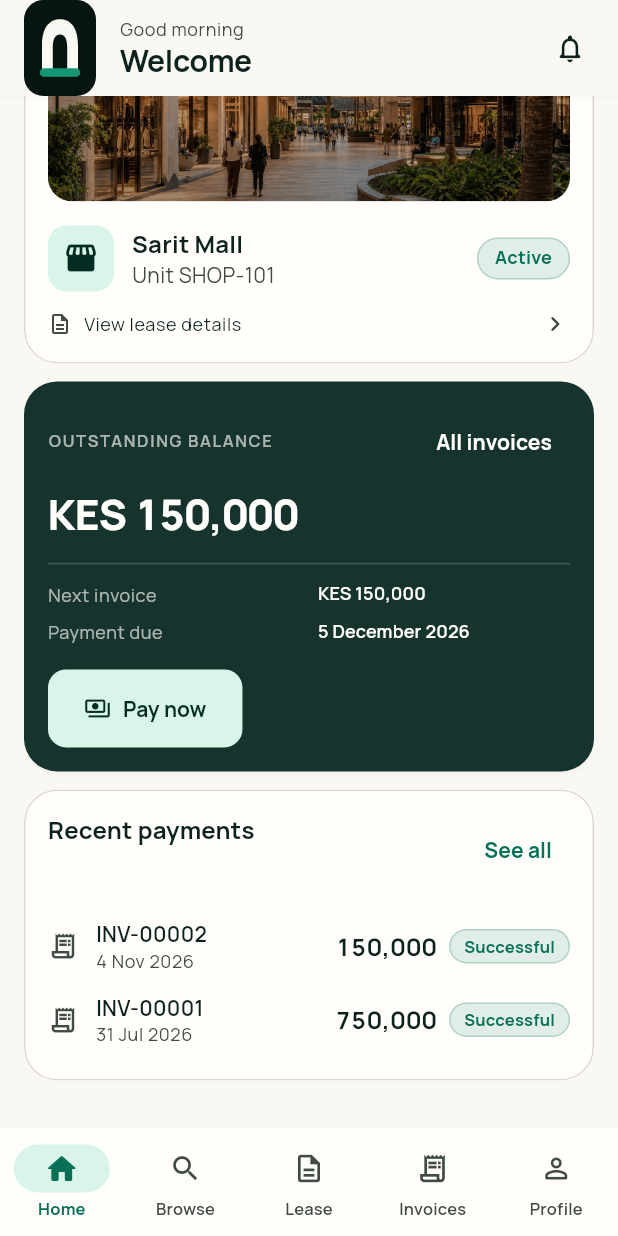
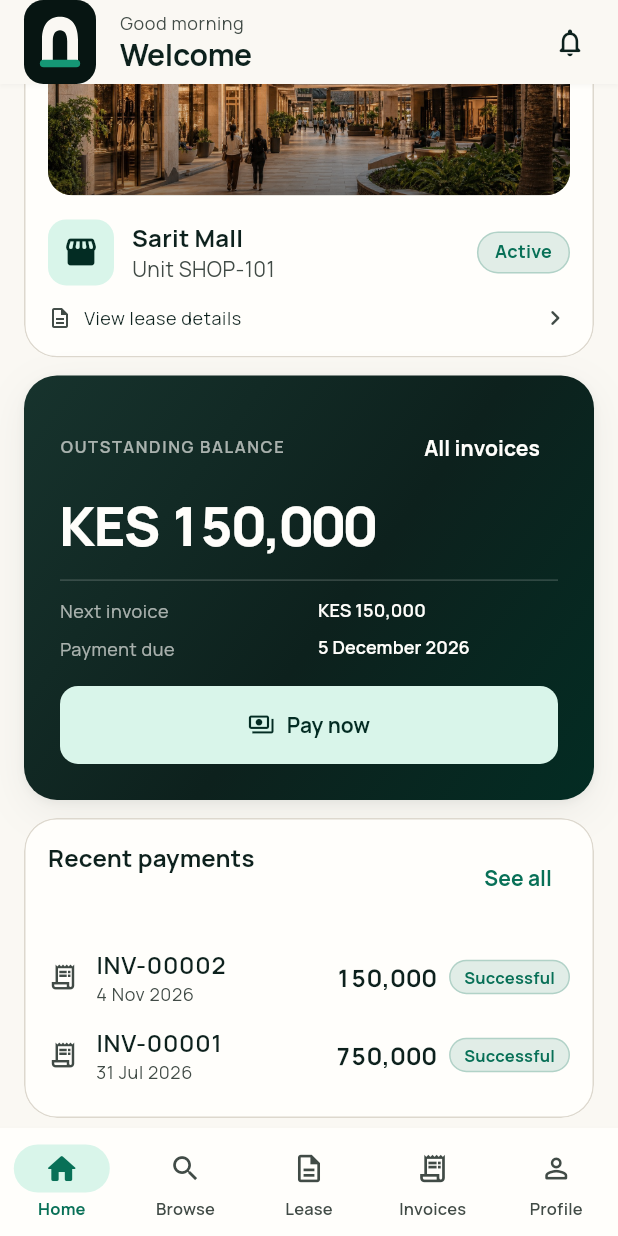
Before and after one commit to tminus1hisham/estora, a Flutter app: the HomeScreen screen opened by its route, scrolled down 106 dp, on a phone screen of 412 x 824 dp. Run offline on Flutter 3.47's test engine with Material 3 defaults, Android fonts, the phone set to English and light mode, and no system bars; drawn by our look-alikes of flutter_animate; our stand-ins replace dio, file_picker, flutter_riverpod, flutter_secure_storage, go_router, local_auth and 2 more; accounts and stored records are empty.

Commit message:
Rebuild the home dashboard around a balance hero
Home was a flat ListView of seven cards of equal visual weight, so
nothing on the opening screen of the app led. The balance now carries
the brand gradient, a two-layer shadow and the largest figure in the
app, and the cards arrive in order rather than all at once.

The section 44 ordering is left alone. Moving the balance above the
tenancy card would have been the easy way to give it weight, but that
order is the spec's rather than a design choice, so the weight comes
from how the card is drawn instead.

The hero is dark in both themes, the way a bank card is, which means its
foreground and its Pay now button have to be fixed colours: the scheme's
onSecondary and primaryContainer are themselves dark once the app is in
dark mode, and the button would have disappeared into the gradient.

Converting to slivers lets content scroll under the bar and pick up the
scrolled-under elevation the theme already defined. It needed no test
changes -- presentation_quality_test pins home's copy and semantics, not
its structure.

The skeleton lists now shrink-wrap. They are placeholders that are often
embedded inside another scrollable, and a bare ListView given unbounded
height asserts.

```diff
--- a/lib/components/app_skeleton.dart
+++ b/lib/components/app_skeleton.dart
@@ -106,6 +106,7 @@ class AppSkeletonList extends StatelessWidget {
   Widget build(BuildContext context) {
     return ListView.separated(
       padding: const EdgeInsets.all(AppSpace.lg),
+      shrinkWrap: true,
       physics: const NeverScrollableScrollPhysics(),
       itemCount: itemCount + (header ? 1 : 0),
       separatorBuilder: (_, _) => Gap.h12,
@@ -130,6 +131,7 @@ class AppSkeletonMediaList extends StatelessWidget {
   Widget build(BuildContext context) {
     return ListView.separated(
       padding: const EdgeInsets.all(AppSpace.lg),
+      shrinkWrap: true,
       physics: const NeverScrollableScrollPhysics(),
       itemCount: itemCount,
       separatorBuilder: (_, _) => Gap.h16,
@@ -148,6 +150,7 @@ class AppSkeletonDetail extends StatelessWidget {
   Widget build(BuildContext context) {
     return ListView(
       padding: const EdgeInsets.all(AppSpace.lg),
+      shrinkWrap: true,
       physics: const NeverScrollableScrollPhysics(),
       children: [
         AppSkeleton(height: heroHeight, borderRadius: AppRadius.lg),
--- a/lib/modules/home/presentation/home_screen.dart
+++ b/lib/modules/home/presentation/home_screen.dart
@@ -4,6 +4,8 @@ import 'package:go_router/go_router.dart';
 
 import '../../../components/app_brand_mark.dart';
 import '../../../components/app_media.dart';
+import '../../../components/app_reveal.dart';
+import '../../../components/app_skeleton.dart';
 import '../../../components/app_surface_card.dart';
 import '../../../components/countdown_timer.dart';
 import '../../../components/money_text.dart';
@@ -37,7 +39,65 @@ class HomeScreen extends ConsumerWidget {
     final unread = ref.watch(unreadNotificationCountProvider).value ?? 0;
 
     return Scaffold(
-      appBar: AppBar(
+      body: switch (summaryAsync) {
+        // A dashboard of cards deserves a skeleton of cards. The spinner this
+        // replaced said nothing about what was coming and let the screen jump
+        // when it arrived.
+        AsyncLoading() when !summaryAsync.hasValue => CustomScrollView(
+          slivers: [
+            _HomeAppBar(unread: unread, firstName: user?.firstName),
+            const SliverToBoxAdapter(
+              child: AppSkeletonList(itemCount: 3, header: true),
+            ),
+          ],
+        ),
+        AsyncError(:final error) => CustomScrollView(
+          slivers: [
+            _HomeAppBar(unread: unread, firstName: user?.firstName),
+            SliverFillRemaining(
+              hasScrollBody: false,
+              child: ErrorView(
+                failure: error is Failure
+                    ? error
+                    : UnknownFailure(error.toString()),
+                onRetry: () =>
+                    ref.read(dashboardControllerProvider.notifier).refresh(),
+              ),
+            ),
+          ],
+        ),
+        _ => _HomeBody(
+          summary: summaryAsync.requireValue,
+          unread: unread,
+          firstName: user?.firstName,
+        ),
+      },
+    );
+  }
+
+  static String greeting() {
+    final hour = DateTime.now().hour;
+    if (hour < 12) return 'Good morning';
+    if (hour < 17) return 'Good afternoon';
+    return 'Good evening';
+  }
+}
+
+/// The home header.
+///
+/// A sliver so that content scrolls under it and picks up the theme's
+/// scrolled-under elevation, which gives the bar an edge only once there is
+/// something behind it to separate from.
+class _HomeAppBar extends StatelessWidget {
+  const _HomeAppBar({required this.unread, this.firstName});
+
+  final int unread;
+  final String? firstName;
+
+  @override
+  Widget build(BuildContext context) {
+    return SliverAppBar(
+      pinned: true,
       leadingWidth: 64,
       leading: const Padding(
         padding: EdgeInsets.only(left: Gap.lg),
@@ -45,18 +105,19 @@ class HomeScreen extends ConsumerWidget {
       ),
       title: Column(
         crossAxisAlignment: CrossAxisAlignment.start,
+        mainAxisSize: MainAxisSize.min,
         children: [
           Text(
-              _greeting(),
+            HomeScreen.greeting(),
             style: Theme.of(context).textTheme.bodySmall?.copyWith(
               color: Theme.of(context).colorScheme.onSurfaceVariant,
             ),
           ),
           Text(
-              user?.firstName ?? 'Welcome',
+            firstName ?? 'Welcome',
             style: Theme.of(
               context,
-              ).textTheme.titleLarge?.copyWith(fontWeight: FontWeight.w700),
+            ).textTheme.titleLarge?.copyWith(fontWeight: AppTypography.bold),
           ),
         ],
       ),
@@ -72,44 +133,28 @@ class HomeScreen extends ConsumerWidget {
         ),
         Gap.w8,
       ],
-      ),
-      body: switch (summaryAsync) {
-        AsyncLoading() when !summaryAsync.hasValue => const LoadingView(),
-        AsyncError(:final error) => ErrorView(
-          failure: error is Failure ? error : UnknownFailure(error.toString()),
-          onRetry: () =>
-              ref.read(dashboardControllerProvider.notifier).refresh(),
-        ),
-        _ => _HomeBody(summary: summaryAsync.requireValue),
-      },
     );
-  }
-
-  static String _greeting() {
-    final hour = DateTime.now().hour;
-    if (hour < 12) return 'Good morning';
-    if (hour < 17) return 'Good afternoon';
-    return 'Good evening';
   }
 }
 
 class _HomeBody extends ConsumerWidget {
-  const _HomeBody({required this.summary});
+  const _HomeBody({
+    required this.summary,
+    required this.unread,
+    this.firstName,
+  });
 
   final DashboardSummary summary;
+  final int unread;
+  final String? firstName;
 
   @override
   Widget build(BuildContext context, WidgetRef ref) {
-    return RefreshIndicator(
-      onRefresh: () async {
-        await ref.read(dashboardControllerProvider.notifier).refresh();
-        ref.invalidate(unreadNotificationCountProvider);
-      },
-      child: ListView(
-        padding: const EdgeInsets.fromLTRB(Gap.lg, Gap.sm, Gap.lg, Gap.xxl),
-        children: [
+    // Built as a list so each card can be given its place in the order of
+    // arrival without threading an index through by hand.
+    final cards = <Widget>[
       // Things that need doing, first.
-          if (summary.needsSignature) ...[
+      if (summary.needsSignature)
         _ActionBanner(
           icon: Icons.draw_outlined,
           tone: StatusTone.progress,
@@ -121,45 +166,53 @@ class _HomeBody extends ConsumerWidget {
             pathParameters: {'leaseId': summary.pendingSignatureLeaseId!},
           ),
         ),
-            Gap.h12,
-          ],
 
-          if (summary.hasActiveBooking) ...[
-            _BookingCountdownCard(summary: summary),
-            Gap.h12,
-          ],
+      if (summary.hasActiveBooking) _BookingCountdownCard(summary: summary),
 
-          if (summary.hasOverdue) ...[
+      if (summary.hasOverdue)
         _ActionBanner(
           icon: Icons.warning_amber_rounded,
           tone: StatusTone.danger,
           title: 'You have an overdue balance',
-              message:
-                  '${summary.overdueAmount!.format()} is past its due date.',
+          message: '${summary.overdueAmount!.format()} is past its due date.',
           actionLabel: 'Pay now',
           onAction: () => context.goNamed(Routes.invoices),
         ),
-            Gap.h12,
-          ],
 
       // Section 44: current property, unit and lease status.
+      //
+      // The order below is the spec's, not a design choice. The balance is
+      // given its weight by how it is drawn rather than by moving it up.
       if (summary.hasTenancy)
         _TenancyCard(summary: summary)
       else
         const _NoTenancyCard(),
 
-          Gap.h12,
       _BalanceCard(summary: summary),
 
-          if (summary.recentPayments.isNotEmpty) ...[
-            Gap.h12,
+      if (summary.recentPayments.isNotEmpty)
         _RecentPaymentsCard(summary: summary),
-          ],
 
-          if (summary.isLeaseExpiringSoon) ...[
-            Gap.h12,
-            _LeaseExpiryCard(summary: summary),
-          ],
+      if (summary.isLeaseExpiringSoon) _LeaseExpiryCard(summary: summary),
+    ];
+
+    return RefreshIndicator(
+      onRefresh: () async {
+        await ref.read(dashboardControllerProvider.notifier).refresh();
+        ref.invalidate(unreadNotificationCountProvider);
+      },
+      child: CustomScrollView(
+        slivers: [
+          _HomeAppBar(unread: unread, firstName: firstName),
+          SliverPadding(
+            padding: const EdgeInsets.fromLTRB(Gap.lg, Gap.md, Gap.lg, Gap.xxl),
+            sliver: SliverList.separated(
+              itemCount: cards.length,
+              separatorBuilder: (_, _) => Gap.h12,
+              itemBuilder: (context, index) =>
+                  AppReveal(index: index, child: cards[index]),
+            ),
+          ),
         ],
       ),
     );
@@ -197,13 +250,9 @@ class _TenancyCard extends StatelessWidget {
                   semanticLabel:
                       '${summary.propertyName ?? 'Current'} property',
                   fallbackIcon: Icons.storefront_rounded,
-                  overlay: const DecoratedBox(
+                  overlay: DecoratedBox(
                     decoration: BoxDecoration(
-                      gradient: LinearGradient(
-                        begin: Alignment.topCenter,
-                        end: Alignment.bottomCenter,
-                        colors: [Colors.transparent, Color(0x60000000)],
-                      ),
+                      gradient: AppGradients.mediaScrim(strength: 0.45),
                     ),
                   ),
                 ),
@@ -230,7 +279,7 @@ class _TenancyCard extends StatelessWidget {
                           Text(
                             summary.propertyName ?? 'Your property',
                             style: Theme.of(context).textTheme.titleMedium
-                                ?.copyWith(fontWeight: FontWeight.w700),
+                                ?.copyWith(fontWeight: AppTypography.bold),
                           ),
                           Text(
                             'Unit ${summary.unitNumber ?? '—'}',
@@ -290,7 +339,7 @@ class _NoTenancyCard extends StatelessWidget {
           'Find your space',
           style: Theme.of(
             context,
-          ).textTheme.titleMedium?.copyWith(fontWeight: FontWeight.w700),
+          ).textTheme.titleMedium?.copyWith(fontWeight: AppTypography.bold),
         ),
         Gap.h8,
         Text(
@@ -319,13 +368,20 @@ class _BalanceCard extends StatelessWidget {
 
   @override
   Widget build(BuildContext context) {
-    final scheme = Theme.of(context).colorScheme;
-    final foreground = scheme.onSecondary;
+    // The hero stays dark in both themes, the way a bank card does, so the
+    // foreground is a fixed light rather than scheme.onSecondary — which is
+    // itself dark once the app is in dark mode.
+    const foreground = AppPalette.stone0;
 
     return AppSurfaceCard(
-      color: scheme.secondary,
+      gradient: AppGradients.brandHero,
       borderColor: Colors.transparent,
-      elevation: AppElevation.low,
+      padding: const EdgeInsets.all(Gap.xl),
+      shadows: AppElevation.lifted(
+        AppPalette.ink950,
+        level: 2,
+        brightness: Theme.of(context).brightness,
+      ),
       child: Column(
         crossAxisAlignment: CrossAxisAlignment.start,
         children: [
@@ -350,8 +406,12 @@ class _BalanceCard extends StatelessWidget {
           Gap.h8,
           MoneyText(
             summary.outstandingBalance,
-            emphasise: true,
-            color: summary.hasOverdue ? scheme.errorContainer : foreground,
+            // A step above `emphasise`. This is the largest figure in the app
+            // and the one the screen is built around.
+            style: Theme.of(context).textTheme.displaySmall?.copyWith(
+              fontWeight: AppTypography.extraBold,
+            ),
+            color: summary.hasOverdue ? AppPalette.red300 : foreground,
           ),
           if (summary.nextInvoiceAmount != null) ...[
             Gap.h16,
@@ -377,8 +437,12 @@ class _BalanceCard extends StatelessWidget {
                 pathParameters: {'invoiceId': summary.nextInvoice!.id},
               ),
               style: FilledButton.styleFrom(
-                backgroundColor: scheme.primaryContainer,
-                foregroundColor: scheme.onPrimaryContainer,
+                // Fixed, like the card it sits on. The scheme's primary
+                // container is itself dark once the app is in dark mode, which
+                // would leave this button invisible against the gradient.
+                backgroundColor: AppPalette.emerald100,
+                foregroundColor: AppPalette.emerald950,
+                minimumSize: const Size.fromHeight(AppLayout.controlHeight),
               ),
               icon: const Icon(Icons.payments_outlined),
               label: const Text('Pay now'),
@@ -390,6 +454,7 @@ class _BalanceCard extends StatelessWidget {
   }
 }
 
+/// A label/value row on the balance hero, which is dark in both themes.
 class _DarkDetail extends StatelessWidget {
   const _DarkDetail({required this.label, required this.value});
 
@@ -398,7 +463,7 @@ class _DarkDetail extends StatelessWidget {
 
   @override
   Widget build(BuildContext context) {
-    final foreground = Theme.of(context).colorScheme.onSecondary;
+    const foreground = AppPalette.stone0;
     return Row(
       crossAxisAlignment: CrossAxisAlignment.start,
       children: [
@@ -458,7 +523,9 @@ class _RecentPaymentsCard extends StatelessWidget {
                     children: [
                       Text(
                         payment.invoiceNumber ?? payment.paymentReference,
-                        style: const TextStyle(fontWeight: FontWeight.w600),
+                        style: Theme.of(context).textTheme.bodyLarge?.copyWith(
+                          fontWeight: AppTypography.semibold,
+                        ),
                       ),
                       Text(
                         payment.paidAt == null
@@ -499,14 +566,13 @@ class _BookingCountdownCard extends ConsumerWidget {
     final scheme = Theme.of(context).colorScheme;
     final expiresAt = summary.activeBookingExpiresAt;
 
-    return Card(
-      child: InkWell(
+    // AppSurfaceCard rather than a bare Card: every other card on this screen
+    // is one, and the difference in border and radius showed.
+    return AppSurfaceCard(
       onTap: () => context.pushNamed(
         Routes.bookingStatus,
         pathParameters: {'bookingId': summary.activeBookingId!},
       ),
-        child: Padding(
-          padding: const EdgeInsets.all(Gap.lg),
       child: Row(
         children: [
           Icon(Icons.timer_outlined, color: scheme.primary),
@@ -517,7 +583,9 @@ class _BookingCountdownCard extends ConsumerWidget {
               children: [
                 Text(
                   'Booking ${summary.activeBookingReference ?? ''}',
-                      style: const TextStyle(fontWeight: FontWeight.w700),
+                  style: Theme.of(context).textTheme.bodyLarge?.copyWith(
+                    fontWeight: AppTypography.bold,
+                  ),
                 ),
                 if (expiresAt != null)
                   CountdownTimer(
@@ -532,8 +600,9 @@ class _BookingCountdownCard extends ConsumerWidget {
                       remaining == Duration.zero
                           ? 'This hold has lapsed'
                           : 'Expires in ${AppDate.humanDuration(remaining)}',
-                          style: Theme.of(context).textTheme.bodySmall
-                              ?.copyWith(color: scheme.onSurfaceVariant),
+                      style: Theme.of(context).textTheme.bodySmall?.copyWith(
+                        color: scheme.onSurfaceVariant,
+                      ),
                     ),
                   )
                 else
@@ -548,8 +617,6 @@ class _BookingCountdownCard extends ConsumerWidget {
           ),
           Icon(Icons.chevron_right_rounded, color: scheme.onSurfaceVariant),
         ],
-          ),
-        ),
       ),
     );
   }
@@ -624,7 +691,10 @@ class _ActionBanner extends StatelessWidget {
               Expanded(
                 child: Text(
                   title,
-                  style: TextStyle(fontWeight: FontWeight.w700, color: color),
+                  style: Theme.of(context).textTheme.bodyLarge?.copyWith(
+                    fontWeight: AppTypography.bold,
+                    color: color,
+                  ),
                 ),
               ),
             ],
```
Lines whose indentation alone changed are shown as unchanged.
